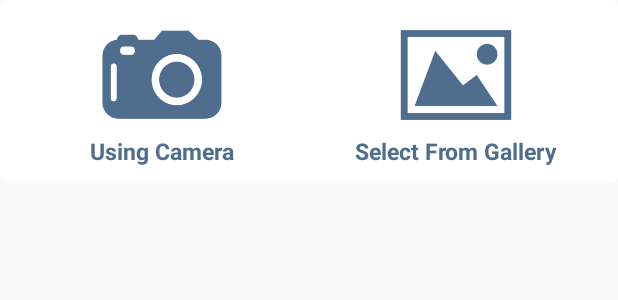
After one commit to Saiprashanth-1993/CarPooling, an Android app: the layout fragment_bottom_imagepicker.xml on its own in the app's theme, with its tools: preview values and no code run, on a phone screen of 412 x 824 dp. The commit adds this screen. Shown: the top 300 px of the screen. Run offline under Robolectric (Android 15) with nearby library versions, the phone set to English and light mode, and no system bars.

Commit message:
Bottom Fragment Changed in Update Profile

```diff
--- /dev/null
+++ b/app/src/main/res/layout/fragment_bottom_imagepicker.xml
@@ -0,0 +1,70 @@
+<?xml version="1.0" encoding="utf-8"?>
+<layout xmlns:android="http://schemas.android.com/apk/res/android"
+        xmlns:card_view="http://schemas.android.com/apk/res-auto">
+
+    <data>
+
+        <variable
+            name="imagePicker"
+            type="com.contus.carpooling.profile.viewmodel.ImagePickerController" />
+    </data>
+
+    <android.support.v7.widget.CardView
+        android:layout_width="match_parent"
+        android:layout_height="wrap_content"
+        card_view:cardBackgroundColor="@android:color/white"
+        card_view:cardCornerRadius="@dimen/card_radius_size"
+        card_view:cardElevation="@dimen/zero_size">
+
+        <LinearLayout
+            android:layout_width="match_parent"
+            android:layout_height="wrap_content"
+            android:orientation="horizontal"
+            android:padding="@dimen/small_size">
+
+            <LinearLayout
+                android:layout_width="@dimen/zero_size"
+                android:layout_height="wrap_content"
+                android:layout_weight="1"
+                android:gravity="center"
+                android:onClick="@{imagePicker.imageCameraSelectionOnclick()}"
+                android:orientation="vertical">
+
+                <ImageView
+                    android:layout_width="@dimen/extra_large_size"
+                    android:layout_height="@dimen/extra_large_size"
+                    android:src="@drawable/ic_camera" />
+
+                <TextView
+                    android:layout_width="wrap_content"
+                    android:layout_height="wrap_content"
+                    android:text="@string/camera"
+                    android:textColor="@color/colorHighLightBlue"
+                    android:textSize="@dimen/gallery_text_size"
+                    android:textStyle="bold" />
+            </LinearLayout>
+
+            <LinearLayout
+                android:layout_width="@dimen/zero_size"
+                android:layout_height="wrap_content"
+                android:layout_weight="1"
+                android:gravity="center"
+                android:onClick="@{imagePicker.imageGallerySelectionOnclick()}"
+                android:orientation="vertical">
+
+                <ImageView
+                    android:layout_width="@dimen/extra_large_size"
+                    android:layout_height="@dimen/extra_large_size"
+                    android:src="@drawable/ic_gallery" />
+
+                <TextView
+                    android:layout_width="wrap_content"
+                    android:layout_height="wrap_content"
+                    android:text="@string/gallery"
+                    android:textColor="@color/colorHighLightBlue"
+                    android:textSize="@dimen/gallery_text_size"
+                    android:textStyle="bold" />
+            </LinearLayout>
+        </LinearLayout>
+    </android.support.v7.widget.CardView>
+</layout>
```
Also changed, not shown: app/src/main/java/com/contus/carpooling/profile/view/ImagePickerFragment.java (added, +49 -0 lines), app/src/main/java/com/contus/carpooling/profile/view/UserProfileFragment.java (+9 -27 lines), app/src/main/java/com/contus/carpooling/profile/viewmodel/ImagePickerController.java (added, +78 -0 lines), app/src/main/java/com/contus/carpooling/profile/viewmodel/UserProfileController.java (+1 -31 lines).
